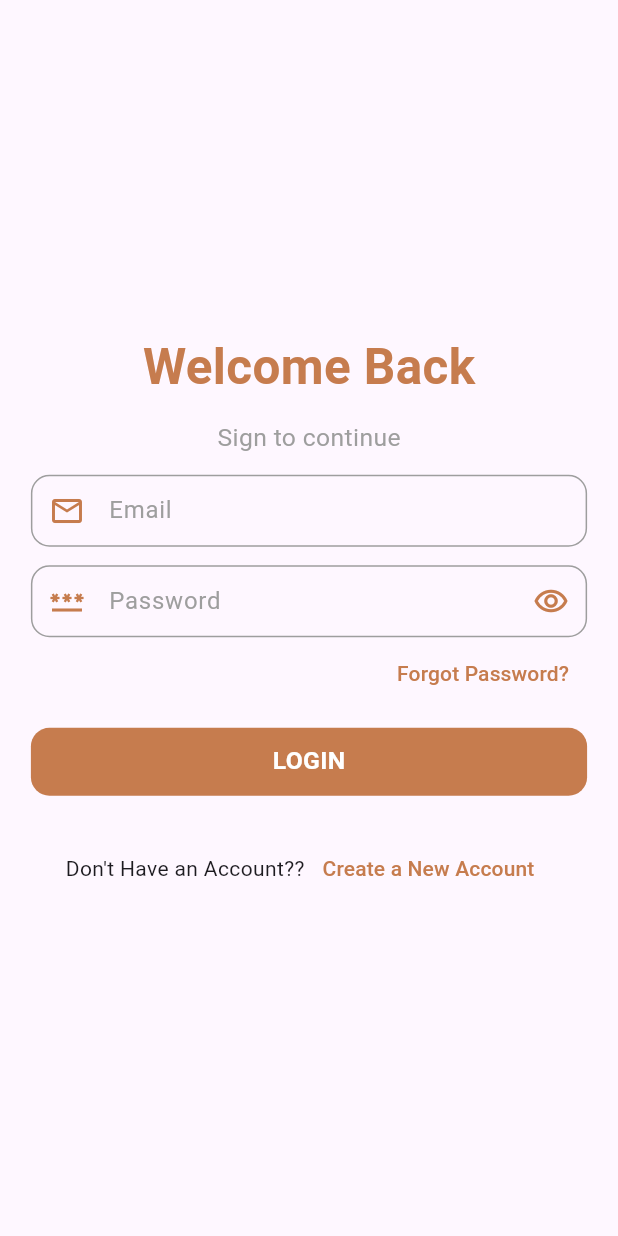
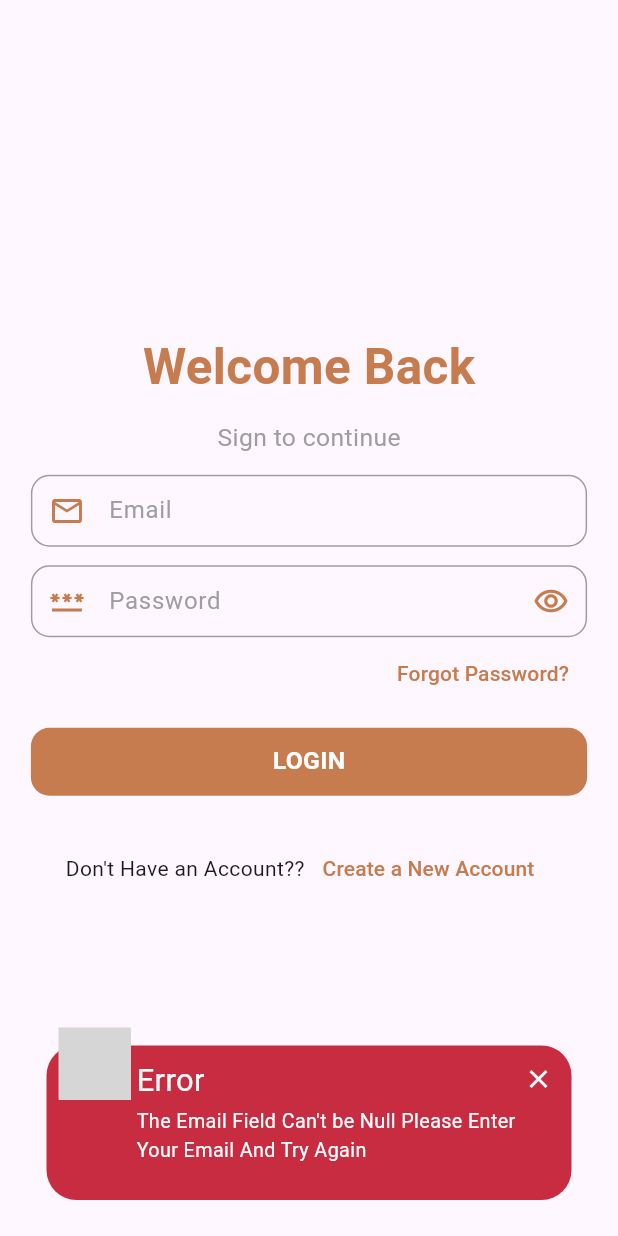
Before and after one commit to akeel98/coffee-app, a Flutter app: the LoginScreen screen opened directly, after a tap on "Forgot Password?", on a phone screen of 412 x 824 dp. Run offline on Flutter 3.47's test engine with Material 3 defaults, Android fonts, the phone set to English and light mode, and no system bars; drawn by our look-alikes of awesome_snackbar_content; our stand-ins replace animated_bottom_navigation_bar, awesome_dialog, firebase_auth, firebase_core, readmore, shared_preferences; accounts and stored records are empty; grey boxes are pictures that could not be loaded.

Commit message:
complete forgot password

```diff
--- a/lib/consts.dart
+++ b/lib/consts.dart
@@ -1,9 +1,10 @@
 import 'package:flutter/material.dart';
 import 'package:awesome_snackbar_content/awesome_snackbar_content.dart';
+import 'package:shared_preferences/shared_preferences.dart';
 
 Color mainColor = const Color(0xFFC67C4E);
 
-mySnackBar({required context, required String message}) {
+mySnackBar({required context, required String message, required ContentType contentType}) {
   final materialBanner = SnackBar(
     behavior: SnackBarBehavior.floating,
     elevation: 0,
@@ -11,7 +12,7 @@ mySnackBar({required context, required String message}) {
     content: AwesomeSnackbarContent(
       title: 'Error',
       message: message,
-      contentType: ContentType.failure,
+      contentType: contentType,
       inMaterialBanner: false,
     ),
   );
--- a/lib/repository/Auth/passwordSignUp.dart
+++ b/lib/repository/Auth/passwordSignUp.dart
@@ -1,4 +1,5 @@
 import 'package:awesome_dialog/awesome_dialog.dart';
+import 'package:awesome_snackbar_content/awesome_snackbar_content.dart';
 import 'package:coffy_application/consts.dart';
 import 'package:coffy_application/screens/Auth%20Screens/loginScreen.dart';
 import 'package:coffy_application/screens/mainScreen.dart';
@@ -19,14 +20,22 @@ signUpWithPassword(
   } on FirebaseAuthException catch (e) {
     if (e.code == 'weak-password') {
       mySnackBar(
-          context: context, message: 'The password provided is too weak.');
+          context: context, message: 'The password provided is too weak.',
+          contentType: ContentType.failure,
+      );
     } else if (e.code == 'email-already-in-use') {
       mySnackBar(
           context: context,
-          message: 'The account already exists for that email.');
+          message: 'The account already exists for that email.',
+          contentType: ContentType.failure,
+      );
     }
   } catch (e) {
-    print(e);
+    mySnackBar(
+      context: context,
+      message: e.toString(),
+      contentType: ContentType.failure,
+    );
   }
 }
 
@@ -54,12 +63,40 @@ signInWithPassword(
     }
   } on FirebaseAuthException catch (e) {
     if (e.code == 'user-not-found') {
-      mySnackBar(context: context, message: 'No user found for that email.');
+      mySnackBar(context: context, message: 'No user found for that email.',
+          contentType: ContentType.failure,
+      );
     } else if (e.code == 'wrong-password') {
       mySnackBar(
-          context: context, message: 'Wrong password provided for that user.');
+          context: context, message: 'Wrong password provided for that user.',
+          contentType: ContentType.failure,
+      );
     } else if (e.code == "INVALID_LOGIN_CREDENTIALS") {
-      mySnackBar(context: context, message: 'Something went wrong');
+      mySnackBar(context: context, message: 'Something went wrong',
+        contentType: ContentType.failure,
+      );
     }
   }
 }
+
+forgotPassword({required String email,required context})async{
+  if(email != "" ){
+    try {
+      await FirebaseAuth.instance.sendPasswordResetEmail(email: email);
+      mySnackBar(context: context,
+        message: 'We Send you an Email to Reset Your Password Please Check it...',
+        contentType: ContentType.success,
+      );
+    }on FirebaseException catch(e){
+      mySnackBar(context: context,
+        message: e.message!,
+        contentType: ContentType.failure,
+      );
+    }
+  }else{
+    mySnackBar(context: context,
+      message: "The Email Field Can't be Null Please Enter Your Email And Try Again",
+      contentType: ContentType.failure,
+    );
+  }
+}
--- a/lib/screens/Auth Screens/loginScreen.dart
+++ b/lib/screens/Auth Screens/loginScreen.dart
@@ -102,7 +102,10 @@ class _LoginScreenState extends State<LoginScreen> {
                     children: [
                       const Expanded(child: SizedBox()),
                       TextButton(
-                        onPressed: () {},
+                        onPressed: () {
+                          final email = emailController.text.trim();
+                          forgotPassword(email: email, context: context);
+                        },
                         child: Text(
                           "Forgot Password?",
                           style: TextStyle(color: mainColor),
--- a/lib/screens/mainScreen.dart
+++ b/lib/screens/mainScreen.dart
@@ -1,5 +1,6 @@
 import 'package:coffy_application/consts.dart';
 import 'package:coffy_application/screens/home_screen.dart';
+import 'package:coffy_application/screens/personalScreen.dart';
 import 'package:flutter/material.dart';
 import 'package:animated_bottom_navigation_bar/animated_bottom_navigation_bar.dart';
 
@@ -30,7 +31,9 @@ class _MainScreenState extends State<MainScreen> {
     return Scaffold(
       body: screens[_bottomNavIndex]!, //destination screen
       floatingActionButton: FloatingActionButton(
-        onPressed: () {  },
+        onPressed: () {
+          Navigator.push(context, MaterialPageRoute(builder: (context)=>personalScreen()));
+        },
         backgroundColor: mainColor,
         shape: RoundedRectangleBorder(
           borderRadius: BorderRadius.all(Radius.circular(size.width * 0.5))
```
Also changed, not shown: lib/screens/home_screen.dart (+61 -42 lines), lib/screens/personalScreen.dart (added, +27 -0 lines), 1 other file.
